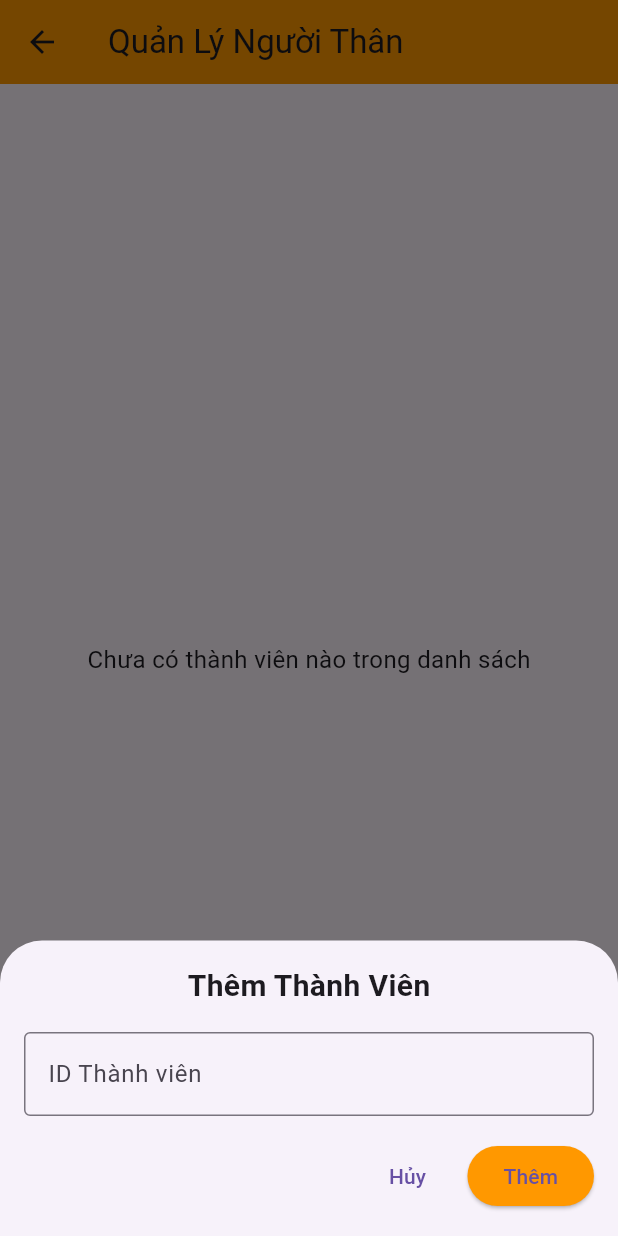
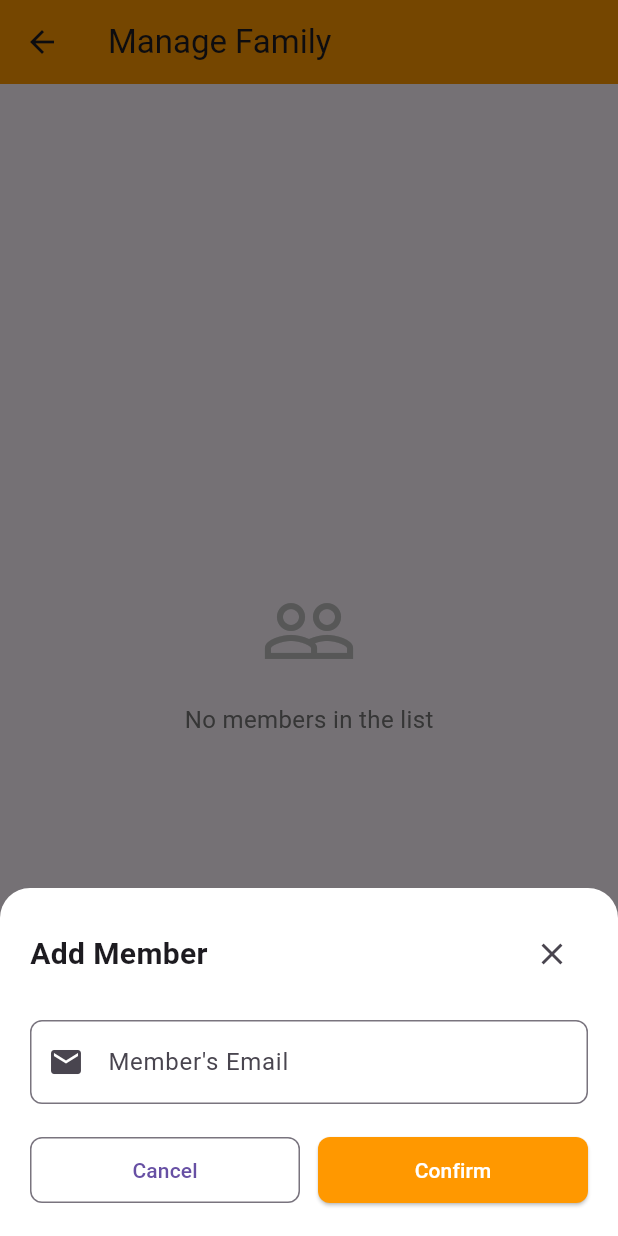
Before and after one commit to NguyenMinhDuc163/Fire-guard-mobile, a Flutter app: the FamilyManagementScreen screen opened by its route, after a tap on the "add" icon, on a phone screen of 412 x 824 dp. Run offline on Flutter 3.47's test engine with Material 3 defaults, Android fonts, the phone set to English and light mode, and no system bars; our stand-ins replace animate_do, audioplayers, dio, easy_localization, firebase_core, firebase_messaging and 14 more; missing offline and left inert: error_stack, firebase_app_check; accounts and stored records are empty.

Commit message:
update code

```diff
--- a/lib/model/add_family_request.dart
+++ /dev/null
@@ -1,16 +0,0 @@
-class AddFamilyRequest {
-  final int userId;
-  final int familyMemberId;
-
-  AddFamilyRequest({
-    required this.userId,
-    required this.familyMemberId,
-  });
-
-  Map<String, dynamic> toJson() {
-    return {
-      'userId': userId,
-      'familyMemberId': familyMemberId,
-    };
-  }
-}
--- a/lib/service/api_service/api_service.dart
+++ b/lib/service/api_service/api_service.dart
@@ -1,6 +1,7 @@
 import 'package:fire_guard/service/init.dart';
 import 'package:fire_guard/service/common/url_static.dart';
 
+import 'request/delete_family_request.dart';
 import 'response/delete_family_response.dart';
 
 
@@ -243,7 +244,7 @@ class ApiServices extends BaseApiService {
   }
 
   Future<BaseResponse<DeleteFamilyResponse>> deleteFamily(
-      AddFamilyRequest request) async {
+      DeleteFamilyRequest request) async {
     return await sendRequest<DeleteFamilyResponse>(
       UrlStatic.API_DELETE_FAMILY,
       method: 'POST',
--- a/lib/service/api_service/request/add_family_request.dart
+++ b/lib/service/api_service/request/add_family_request.dart
@@ -8,22 +8,22 @@ String addFamilyRequestToJson(AddFamilyRequest data) =>
 
 class AddFamilyRequest {
   AddFamilyRequest({
-    required this.userId,
-    required this.familyMemberId,
+     required this.ownerID,
+     required this.email,
   });
 
-  final int userId;
-  final int familyMemberId;
+  final int ownerID;
+  final String email;
 
 
   factory AddFamilyRequest.fromJson(Map<String, dynamic> json) =>
       AddFamilyRequest(
-        userId: json["user_id"],
-        familyMemberId: json["family_member_id"],
+        ownerID: json["user_id"],
+        email: json["email"],
       );
 
   Map<String, dynamic> toJson() => {
-    "user_id": userId,
-    "family_member_id": familyMemberId,
+    "user_id": ownerID,
+    "email": email,
   };
 }
--- /dev/null
+++ b/lib/service/api_service/request/delete_family_request.dart
@@ -0,0 +1,29 @@
+import 'dart:convert';
+
+DeleteFamilyRequest DeleteFamilyRequestFromJson(String str) =>
+    DeleteFamilyRequest.fromJson(json.decode(str));
+
+String DeleteFamilyRequestToJson(DeleteFamilyRequest data) =>
+    json.encode(data.toJson());
+
+class DeleteFamilyRequest {
+  DeleteFamilyRequest({
+    required this.ownerID,
+    required this.familyMemberId,
+  });
+
+  final int ownerID;
+  final int familyMemberId;
+
+
+  factory DeleteFamilyRequest.fromJson(Map<String, dynamic> json) =>
+      DeleteFamilyRequest(
+        ownerID: json["user_id"],
+        familyMemberId: json["family_member_id"],
+      );
+
+  Map<String, dynamic> toJson() => {
+    "user_id": ownerID,
+    "family_member_id": familyMemberId,
+  };
+}
--- a/lib/service/common/status_api.dart
+++ b/lib/service/common/status_api.dart
@@ -1,7 +1,7 @@
 class StatusApi {
 
-// static String BASE_API_URL = "http://iot.nguyenduc.click/api/v1/"; // test local
-static String BASE_API_URL = "http://192.168.0.103:3000/api/v1/"; // test local
+static String BASE_API_URL = "https://iot.nguyenduc.click/api/v1/"; // test local
+// static String BASE_API_URL = "http://192.168.0.103:3000/api/v1/"; // test local
 // static String BASE_API_URL = "http://192.168.100.171:3000/api/v1/"; // test local
 // static String BASE_API_URL = "http://20.2.33.95:3000/api/v1/"; // server
 
--- a/lib/view/home/family_management_screen.dart
+++ b/lib/view/home/family_management_screen.dart
@@ -1,3 +1,4 @@
+import 'package:easy_localization/easy_localization.dart';
 import 'package:fire_guard/utils/core/helpers/local_storage_helper.dart';
 import 'package:fire_guard/viewModel/family_manager_view_model.dart';
 import 'package:flutter/material.dart';
@@ -17,7 +18,9 @@ class _FamilyManagementScreenState extends State<FamilyManagementScreen> {
     super.initState();
     // Giả sử userId = 1, trong thực tế nên lấy từ authentication
     Future.delayed(Duration.zero, () {
-      context.read<FamilyManagerViewModel>().fetchFamily(LocalStorageHelper.getValue('userId'));
+      context
+          .read<FamilyManagerViewModel>()
+          .fetchFamily(LocalStorageHelper.getValue('userId'));
     });
   }
 
@@ -27,71 +30,103 @@ class _FamilyManagementScreenState extends State<FamilyManagementScreen> {
     showModalBottomSheet(
       context: context,
       isScrollControlled: true,
+      backgroundColor: Colors.transparent,
       builder: (context) {
-        return Padding(
+        return Container(
           padding: EdgeInsets.only(
             bottom: MediaQuery.of(context).viewInsets.bottom,
           ),
-          child: Container(
-            padding: const EdgeInsets.all(16),
+          decoration: const BoxDecoration(
+            color: Colors.white,
+            borderRadius: BorderRadius.vertical(top: Radius.circular(20)),
+          ),
+          child: Padding(
+            padding: const EdgeInsets.all(20),
             child: Column(
               mainAxisSize: MainAxisSize.min,
+              crossAxisAlignment: CrossAxisAlignment.start,
               children: [
-                const Text(
-                  'Thêm Thành Viên',
+                Row(
+                  mainAxisAlignment: MainAxisAlignment.spaceBetween,
+                  children: [
+                     Text(
+                      'family_manager.add_member'.tr(),
                       style: TextStyle(
                         fontSize: 20,
-                    fontWeight: FontWeight.bold,
+                        fontWeight: FontWeight.w600,
                       ),
                     ),
-                const SizedBox(height: 16),
+                    IconButton(
+                      onPressed: () => Navigator.pop(context),
+                      icon: const Icon(Icons.close),
+                    ),
+                  ],
+                ),
+                const SizedBox(height: 20),
                 TextField(
                   controller: controller,
-                  decoration: const InputDecoration(
-                    labelText: 'ID Thành viên',
-                    border: OutlineInputBorder(),
+                  decoration: InputDecoration(
+                    labelText: 'family_manager.member_email'.tr(),
+                    border: OutlineInputBorder(
+                      borderRadius: BorderRadius.circular(8),
                     ),
-                  keyboardType: TextInputType.number,
+                    prefixIcon: const Icon(Icons.email),
+                  ),
+                  keyboardType: TextInputType.emailAddress,
                   onSubmitted: (value) {
                     if (value.isNotEmpty) {
-                      // Giả sử userId = 1
                       context.read<FamilyManagerViewModel>().addFamily(
-                        userId: LocalStorageHelper.getValue('userId'),
-                        familyMemberId:  int.parse(value),
+                            ownerID: LocalStorageHelper.getValue('userId'),
+                            email: value,
                           );
-                      context.read<FamilyManagerViewModel>().fetchFamily(LocalStorageHelper.getValue('userId'));
-
+                      context
+                          .read<FamilyManagerViewModel>()
+                          .fetchFamily(LocalStorageHelper.getValue('userId'));
                       Navigator.pop(context);
                     }
                   },
                 ),
-                const SizedBox(height: 16),
+                const SizedBox(height: 20),
                 Row(
-                  mainAxisAlignment: MainAxisAlignment.end,
                   children: [
-                    TextButton(
+                    Expanded(
+                      child: OutlinedButton(
                         onPressed: () => Navigator.pop(context),
-                      child: const Text('Hủy'),
+                        style: OutlinedButton.styleFrom(
+                          padding: const EdgeInsets.symmetric(vertical: 12),
+                          shape: RoundedRectangleBorder(
+                            borderRadius: BorderRadius.circular(8),
                           ),
-                    const SizedBox(width: 8),
-                    ElevatedButton(
+                        ),
+                        child:  Text('cancel'.tr()),
+                      ),
+                    ),
+                    const SizedBox(width: 12),
+                    Expanded(
+                      child: ElevatedButton(
                         onPressed: () {
-                        // Kiểm tra giá trị và gọi API khi ấn nút "Thêm"
                           String value = controller.text;
                           if (value.isNotEmpty) {
-                          // Giả sử userId = 1
                             context.read<FamilyManagerViewModel>().addFamily(
-                            userId: LocalStorageHelper.getValue('userId'),
-                            familyMemberId:  int.parse(value),
+                                  ownerID:
+                                      LocalStorageHelper.getValue('userId'),
+                                  email: value,
                                 );
-                          context.read<FamilyManagerViewModel>().fetchFamily(LocalStorageHelper.getValue('userId'));
+                            context.read<FamilyManagerViewModel>().fetchFamily(
+                                LocalStorageHelper.getValue('userId'));
                             Navigator.pop(context);
                           }
                         },
                         style: ElevatedButton.styleFrom(
                           backgroundColor: Colors.orange,
+                          foregroundColor: Colors.white,
+                          padding: const EdgeInsets.symmetric(vertical: 12),
+                          shape: RoundedRectangleBorder(
+                            borderRadius: BorderRadius.circular(8),
                           ),
-                      child: const Text('Thêm'),
+                        ),
+                        child:  Text('family_manager.confirm'.tr()),
+                      ),
                     ),
                   ],
                 ),
@@ -103,84 +138,129 @@ class _FamilyManagementScreenState extends State<FamilyManagementScreen> {
     );
   }
 
-
   @override
   Widget build(BuildContext context) {
     // final familyViewModel = Provider.of<FamilyManagerViewModel>(context);
     return Scaffold(
       appBar: AppBar(
-        title: const Text('Quản Lý Người Thân'),
+        title:  Text('family_manager.manage_family'.tr()),
         backgroundColor: Colors.orange,
+        elevation: 0,
       ),
       body: Consumer<FamilyManagerViewModel>(
         builder: (context, viewModel, child) {
           if (viewModel.isLoading) {
-            return const Center(child: CircularProgressIndicator());
+            return const Center(
+              child: CircularProgressIndicator(
+                valueColor: AlwaysStoppedAnimation<Color>(Colors.orange),
+              ),
+            );
           }
 
           if (viewModel.familyMembers.isEmpty) {
-            return const Center(
-              child: Text(
-                'Chưa có thành viên nào trong danh sách',
-                style: TextStyle(fontSize: 16),
+            return Center(
+              child: Column(
+                mainAxisAlignment: MainAxisAlignment.center,
+                children: [
+                  Icon(
+                    Icons.people_outline,
+                    size: 64,
+                    color: Colors.grey[400],
+                  ),
+                  const SizedBox(height: 16),
+                  Text(
+                    'family_manager.no_members'.tr(),
+                    style: TextStyle(
+                      fontSize: 16,
+                      color: Colors.grey[600],
+                    ),
+                  ),
+                ],
               ),
             );
           }
 
           return RefreshIndicator(
-            onRefresh: () => viewModel.fetchFamily(LocalStorageHelper.getValue('userId')),
+            onRefresh: () =>
+                viewModel.fetchFamily(LocalStorageHelper.getValue('userId')),
             child: ListView.builder(
               padding: const EdgeInsets.all(16),
               itemCount: viewModel.familyMembers.length,
               itemBuilder: (context, index) {
                 final member = viewModel.familyMembers[index];
                 return Card(
-                  margin: const EdgeInsets.only(bottom: 16),
+                  margin: const EdgeInsets.only(bottom: 12),
                   child: ListTile(
-                    leading: const CircleAvatar(
-                      backgroundColor: Colors.orange,
-                      child: Icon(Icons.person, color: Colors.white),
+                    contentPadding: const EdgeInsets.all(16),
+                    leading: CircleAvatar(
+                      backgroundColor: Colors.orange[100],
+                      child: Text(
+                        member.username?.substring(0, 1).toUpperCase() ?? '?',
+                        style: TextStyle(
+                          color: Colors.orange[900],
+                          fontWeight: FontWeight.bold,
+                        ),
+                      ),
                     ),
                     title: Text(
                       member.username ?? 'Chưa có tên',
                       style: const TextStyle(
-                        fontWeight: FontWeight.bold,
+                        fontWeight: FontWeight.w600,
                       ),
                     ),
                     subtitle: Column(
                       crossAxisAlignment: CrossAxisAlignment.start,
                       children: [
-                        if (member.phoneNumber != null)
-                          Text('SĐT: ${member.phoneNumber}'),
+                        if (member.phoneNumber != null) ...[
                           const SizedBox(height: 4),
-                        Container(
-                          padding: const EdgeInsets.symmetric(
-                            horizontal: 8,
-                            vertical: 4,
-                          ),
-                          decoration: BoxDecoration(
-                            color: Colors.green.withOpacity(0.1),
-                            borderRadius: BorderRadius.circular(12),
-                          ),
-                          child: const Text(
-                            'Hoạt động',
+                          Row(
+                            children: [
+                              Icon(Icons.phone,
+                                  size: 16, color: Colors.grey[600]),
+                              const SizedBox(width: 4),
+                              Text(
+                                member.phoneNumber!,
                                 style: TextStyle(
-                              color: Colors.green,
-                              fontWeight: FontWeight.bold,
-                              fontSize: 12,
-                            ),
+                                  color: Colors.grey[600],
+                                  fontSize: 14,
                                 ),
                               ),
                             ],
                           ),
+                        ],
+                        const SizedBox(height: 8),
+                        Row(
+                          children: [
+                            Container(
+                              width: 8,
+                              height: 8,
+                              decoration: const BoxDecoration(
+                                color: Colors.green,
+                                shape: BoxShape.circle,
+                              ),
+                            ),
+                            const SizedBox(width: 4),
+                             Text(
+                              'family_manager.activity'.tr(),
+                              style: TextStyle(
+                                color: Colors.green,
+                                fontSize: 12,
+                              ),
+                            ),
+                          ],
+                        ),
+                      ],
+                    ),
                     trailing: IconButton(
-                      icon: const Icon(Icons.delete, color: Colors.red),
+                      icon: const Icon(Icons.delete_outline),
+                      color: Colors.red,
                       onPressed: () {
                         context.read<FamilyManagerViewModel>().deleteFamily(
                               userId: LocalStorageHelper.getValue('userId'),
-                          familyMemberId: member.familyMemberId,
+                              familyMemberId: member.familyMemberId ?? 1,
                             );
-                        viewModel.fetchFamily(LocalStorageHelper.getValue('userId'));
+                        viewModel
+                            .fetchFamily(LocalStorageHelper.getValue('userId'));
                       },
                     ),
                   ),
--- a/lib/viewModel/home_view_model.dart
+++ b/lib/viewModel/home_view_model.dart
@@ -27,7 +27,7 @@ class HomeViewModel extends BaseViewModel {
   Future<bool> sendNotification() async {
     return await execute(() async {
       SendNotificationRequest request = SendNotificationRequest(
-        userId: "user_001",
+        familyMemberId: LocalStorageHelper.getValue('userId'),
         message: "Cảnh báo! Phát hiện cháy.",
         timestamp: DateTime.now().toUtc(),
       );
```
Also changed, not shown: assets/translations/en-US.json (+15 -3 lines), assets/translations/vi-VN.json (+17 -3 lines), lib/service/api_service/BaseApiService.dart (+15 -6 lines), lib/service/api_service/request/send_notification_request.dart (+4 -4 lines), lib/viewModel/family_manager_view_model.dart (+9 -8 lines), lib/viewModel/sensor_view_model.dart (+4 -3 lines). Lines whose indentation alone changed are shown as unchanged.
